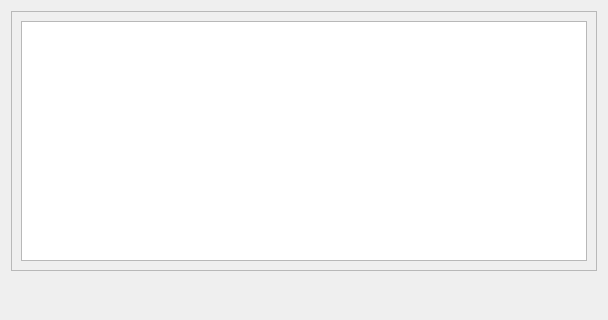
The window that App/Docks/TabularReport/TabularReport.ui (FelixdelasPozas/EspINA) describes before a commit, drawn with Qt 5.
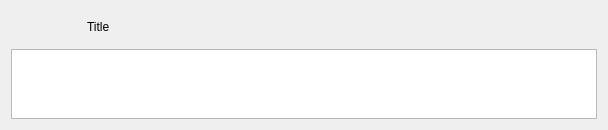
The same window after the commit. Icons and pictures are not drawn.

Commit message: Display Segmentation information grouped by taxonomy

Diff of the .ui file:
```diff
--- a/App/Docks/TabularReport/TabularReport.ui
+++ b/App/Docks/TabularReport/TabularReport.ui
@@ -7,63 +7,112 @@
     <x>0</x>
     <y>0</y>
     <width>608</width>
-    <height>320</height>
+    <height>122</height>
    </rect>
   </property>
   <property name="windowTitle">
    <string>DataView</string>
   </property>
   <layout class="QVBoxLayout" name="verticalLayout">
-   <item>
-    <widget class="QScrollArea" name="scrollArea">
-     <property name="widgetResizable">
-      <bool>true</bool>
-     </property>
-     <widget class="QWidget" name="scrollAreaWidgetContents">
-      <property name="geometry">
-       <rect>
-        <x>0</x>
-        <y>0</y>
-        <width>594</width>
-        <height>268</height>
-       </rect>
-      </property>
-      <layout class="QVBoxLayout" name="verticalLayout_2">
-       <item>
-        <widget class="QTableView" name="tableView">
-         <property name="styleSheet">
-          <string notr="true">QTableView::indicator {
-     width: 15px;
-     height: 15px;
- }
-QTableView::indicator:checked {
-     image: url(:/espina/show_all.svg);
- } 
-QTableView::indicator:unchecked {
-     image: url(:/espina/hide_all.svg);
- } 
-</string>
-         </property>
-         <property name="dragDropMode">
-          <enum>QAbstractItemView::InternalMove</enum>
-         </property>
-         <property name="defaultDropAction">
-          <enum>Qt::MoveAction</enum>
-         </property>
-         <property name="selectionBehavior">
-          <enum>QAbstractItemView::SelectRows</enum>
-         </property>
-         <attribute name="verticalHeaderVisible">
-          <bool>false</bool>
-         </attribute>
-        </widget>
-       </item>
-      </layout>
-     </widget>
-    </widget>
-   </item>
    <item>
     <layout class="QHBoxLayout" name="horizontalLayout_5">
+     <item>
+      <widget class="QPushButton" name="writeDataToFile">
+       <property name="sizePolicy">
+        <sizepolicy hsizetype="Fixed" vsizetype="Fixed">
+         <horstretch>0</horstretch>
+         <verstretch>0</verstretch>
+        </sizepolicy>
+       </property>
+       <property name="minimumSize">
+        <size>
+         <width>32</width>
+         <height>32</height>
+        </size>
+       </property>
+       <property name="maximumSize">
+        <size>
+         <width>32</width>
+         <height>32</height>
+        </size>
+       </property>
+       <property name="baseSize">
+        <size>
+         <width>32</width>
+         <height>32</height>
+        </size>
+       </property>
+       <property name="toolTip">
+        <string>Export information to csv</string>
+       </property>
+       <property name="text">
+        <string/>
+       </property>
+       <property name="iconSize">
+        <size>
+         <width>22</width>
+         <height>22</height>
+        </size>
+       </property>
+       <property name="flat">
+        <bool>true</bool>
+       </property>
+      </widget>
+     </item>
+     <item>
+      <widget class="QPushButton" name="selectInformation">
+       <property name="sizePolicy">
+        <sizepolicy hsizetype="Fixed" vsizetype="Fixed">
+         <horstretch>0</horstretch>
+         <verstretch>0</verstretch>
+        </sizepolicy>
+       </property>
+       <property name="minimumSize">
+        <size>
+         <width>32</width>
+         <height>32</height>
+        </size>
+       </property>
+       <property name="maximumSize">
+        <size>
+         <width>32</width>
+         <height>32</height>
+        </size>
+       </property>
+       <property name="baseSize">
+        <size>
+         <width>32</width>
+         <height>32</height>
+        </size>
+       </property>
+       <property name="toolTip">
+        <string>Select Information Fields</string>
+       </property>
+       <property name="text">
+        <string/>
+       </property>
+       <property name="icon">
+        <iconset resource="../../rsc/espina.qrc">
+         <normaloff>:/espina/settings.png</normaloff>:/espina/settings.png</iconset>
+       </property>
+       <property name="iconSize">
+        <size>
+         <width>22</width>
+         <height>22</height>
+        </size>
+       </property>
+       <property name="flat">
+        <bool>true</bool>
+       </property>
+      </widget>
+     </item>
+     <item>
+      <widget class="QLabel" name="title">
+       <property name="text">
+        <string>Title</string>
+       </property>
+      </widget>
+     </item>
      <item>
       <spacer name="horizontalSpacer_5">
        <property name="orientation">
@@ -77,98 +126,40 @@
        </property>
       </spacer>
      </item>
-     <item>
-      <widget class="QPushButton" name="writeDataToFile">
-       <property name="sizePolicy">
-        <sizepolicy hsizetype="Fixed" vsizetype="Fixed">
-         <horstretch>0</horstretch>
-         <verstretch>0</verstretch>
-        </sizepolicy>
-       </property>
-       <property name="minimumSize">
-        <size>
-         <width>32</width>
-         <height>32</height>
-        </size>
-       </property>
-       <property name="maximumSize">
-        <size>
-         <width>32</width>
-         <height>32</height>
-        </size>
-       </property>
-       <property name="baseSize">
-        <size>
-         <width>32</width>
-         <height>32</height>
-        </size>
-       </property>
-       <property name="toolTip">
-        <string>Add taxonomy node</string>
-       </property>
-       <property name="text">
-        <string/>
-       </property>
-       <property name="iconSize">
-        <size>
-         <width>22</width>
-         <height>22</height>
-        </size>
-       </property>
-       <property name="flat">
-        <bool>true</bool>
-       </property>
-      </widget>
-     </item>
-     <item>
-      <widget class="QPushButton" name="changeQuery">
-       <property name="sizePolicy">
-        <sizepolicy hsizetype="Fixed" vsizetype="Fixed">
-         <horstretch>0</horstretch>
-         <verstretch>0</verstretch>
-        </sizepolicy>
-       </property>
-       <property name="minimumSize">
-        <size>
-         <width>32</width>
-         <height>32</height>
-        </size>
-       </property>
-       <property name="maximumSize">
-        <size>
-         <width>32</width>
-         <height>32</height>
-        </size>
-       </property>
-       <property name="baseSize">
-        <size>
-         <width>32</width>
-         <height>32</height>
-        </size>
-       </property>
-       <property name="toolTip">
-        <string>Select Information Fields</string>
-       </property>
-       <property name="text">
-        <string/>
-       </property>
-       <property name="icon">
-        <iconset resource="../../rsc/espina.qrc">
-         <normaloff>:/espina/settings.png</normaloff>:/espina/settings.png</iconset>
-       </property>
-       <property name="iconSize">
-        <size>
-         <width>22</width>
-         <height>22</height>
-        </size>
-       </property>
-       <property name="flat">
-        <bool>true</bool>
-       </property>
-      </widget>
-     </item>
     </layout>
    </item>
+   <item>
+    <widget class="QTableView" name="tableView">
+     <property name="styleSheet">
+      <string notr="true">QTableView::indicator {
+     width: 15px;
+     height: 15px;
+ }
+QTableView::indicator:checked {
+     image: url(:/espina/show_all.svg);
+ } 
+QTableView::indicator:unchecked {
+     image: url(:/espina/hide_all.svg);
+ } 
+</string>
+     </property>
+     <property name="dragDropMode">
+      <enum>QAbstractItemView::InternalMove</enum>
+     </property>
+     <property name="defaultDropAction">
+      <enum>Qt::MoveAction</enum>
+     </property>
+     <property name="selectionBehavior">
+      <enum>QAbstractItemView::SelectRows</enum>
+     </property>
+     <property name="sortingEnabled">
+      <bool>true</bool>
+     </property>
+     <attribute name="verticalHeaderVisible">
+      <bool>false</bool>
+     </attribute>
+    </widget>
+   </item>
   </layout>
  </widget>
  <resources>
```
The commit also changes 18 other files.
